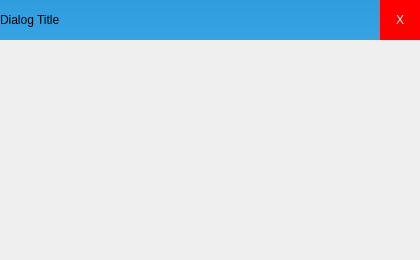
Qt form MessageForm.ui (longteng9/WikiMate) before a commit.
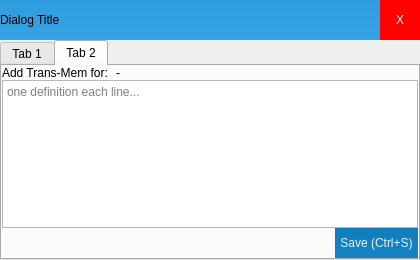
The same form after that commit.

Patch:
```diff
--- a/MessageForm.ui
+++ b/MessageForm.ui
@@ -13,27 +13,22 @@
   <property name="windowTitle">
    <string>Form</string>
   </property>
-  <layout class="QVBoxLayout" name="verticalLayout_2">
-   <property name="spacing">
-    <number>0</number>
-   </property>
-   <property name="leftMargin">
-    <number>0</number>
-   </property>
-   <property name="topMargin">
-    <number>0</number>
-   </property>
-   <property name="rightMargin">
-    <number>0</number>
-   </property>
-   <property name="bottomMargin">
-    <number>0</number>
-   </property>
-   <item>
     <layout class="QVBoxLayout" name="verticalLayout">
      <property name="spacing">
       <number>0</number>
      </property>
+   <property name="leftMargin">
+    <number>0</number>
+   </property>
+   <property name="topMargin">
+    <number>0</number>
+   </property>
+   <property name="rightMargin">
+    <number>0</number>
+   </property>
+   <property name="bottomMargin">
+    <number>0</number>
+   </property>
      <item>
       <layout class="QHBoxLayout" name="horizontalLayout">
        <property name="spacing">
@@ -109,6 +104,31 @@
       </layout>
      </item>
      <item>
+    <widget class="QTabWidget" name="tabWidget">
+     <property name="currentIndex">
+      <number>1</number>
+     </property>
+     <widget class="QWidget" name="tab">
+      <attribute name="title">
+       <string>Tab 1</string>
+      </attribute>
+      <layout class="QVBoxLayout" name="verticalLayout_2">
+       <property name="spacing">
+        <number>0</number>
+       </property>
+       <property name="leftMargin">
+        <number>0</number>
+       </property>
+       <property name="topMargin">
+        <number>0</number>
+       </property>
+       <property name="rightMargin">
+        <number>0</number>
+       </property>
+       <property name="bottomMargin">
+        <number>0</number>
+       </property>
+       <item>
       <widget class="QLabel" name="label">
        <property name="sizePolicy">
         <sizepolicy hsizetype="Expanding" vsizetype="Expanding">
@@ -122,6 +142,139 @@
       </widget>
      </item>
     </layout>
+     </widget>
+     <widget class="QWidget" name="tab_2">
+      <attribute name="title">
+       <string>Tab 2</string>
+      </attribute>
+      <layout class="QVBoxLayout" name="verticalLayout_3">
+       <property name="spacing">
+        <number>0</number>
+       </property>
+       <property name="leftMargin">
+        <number>0</number>
+       </property>
+       <property name="topMargin">
+        <number>0</number>
+       </property>
+       <property name="rightMargin">
+        <number>0</number>
+       </property>
+       <property name="bottomMargin">
+        <number>0</number>
+       </property>
+       <item>
+        <layout class="QHBoxLayout" name="horizontalLayout_3">
+         <property name="spacing">
+          <number>4</number>
+         </property>
+         <item>
+          <widget class="QLabel" name="labNotice">
+           <property name="sizePolicy">
+            <sizepolicy hsizetype="Preferred" vsizetype="Preferred">
+             <horstretch>0</horstretch>
+             <verstretch>0</verstretch>
+            </sizepolicy>
+           </property>
+           <property name="styleSheet">
+            <string notr="true">font: 11pt &quot;Microsoft YaHei&quot;;</string>
+           </property>
+           <property name="text">
+            <string>Add Trans-Mem for: </string>
+           </property>
+          </widget>
+         </item>
+         <item>
+          <widget class="QLabel" name="labTransMemForWord">
+           <property name="sizePolicy">
+            <sizepolicy hsizetype="Expanding" vsizetype="Preferred">
+             <horstretch>0</horstretch>
+             <verstretch>0</verstretch>
+            </sizepolicy>
+           </property>
+           <property name="styleSheet">
+            <string notr="true">font: 11pt &quot;Microsoft YaHei&quot;;</string>
+           </property>
+           <property name="text">
+            <string>-</string>
+           </property>
+          </widget>
+         </item>
+        </layout>
+       </item>
+       <item>
+        <widget class="QTextEdit" name="transMemEdit">
+         <property name="styleSheet">
+          <string notr="true">font: 11pt &quot;Microsoft YaHei&quot;;</string>
+         </property>
+         <property name="placeholderText">
+          <string>one definition each line...</string>
+         </property>
+        </widget>
+       </item>
+       <item>
+        <layout class="QHBoxLayout" name="horizontalLayout_2">
+         <property name="spacing">
+          <number>0</number>
+         </property>
+         <item>
+          <spacer name="horizontalSpacer">
+           <property name="orientation">
+            <enum>Qt::Horizontal</enum>
+           </property>
+           <property name="sizeHint" stdset="0">
+            <size>
+             <width>40</width>
+             <height>20</height>
+            </size>
+           </property>
+          </spacer>
+         </item>
+         <item>
+          <widget class="QPushButton" name="btnExport">
+           <property name="sizePolicy">
+            <sizepolicy hsizetype="Minimum" vsizetype="Expanding">
+             <horstretch>0</horstretch>
+             <verstretch>0</verstretch>
+            </sizepolicy>
+           </property>
+           <property name="minimumSize">
+            <size>
+             <width>0</width>
+             <height>40</height>
+            </size>
+           </property>
+           <property name="styleSheet">
+            <string notr="true">QPushButton{
+font: 10pt &quot;Verdana&quot;;
+border-style: none;
+border: 0px;
+color: #F0F0F0;
+padding: 5px;	
+min-height: 20px;
+border-radius:0px;
+background: qlineargradient(spread:pad, x1:0, y1:0, x2:0, y2:1, stop:0 #0F7DBE, stop:1 #1582C3); }
+QPushButton:hover{ 
+	background: qlineargradient(spread:pad, x1:0, y1:0, x2:0, y2:1, stop:0 #50A3F0, stop:1 #489CEA);
+}
+
+QPushButton:pressed{ 
+	background: qlineargradient(spread:pad, x1:0, y1:0, x2:0, y2:1, stop:0 #0F7DBE, stop:1 #1582C3);
+}</string>
+           </property>
+           <property name="text">
+            <string>Save (Ctrl+S)</string>
+           </property>
+           <property name="flat">
+            <bool>true</bool>
+           </property>
+          </widget>
+         </item>
+        </layout>
+       </item>
+      </layout>
+     </widget>
+    </widget>
    </item>
   </layout>
  </widget>
```
Lines whose indentation alone changed are shown as unchanged.
